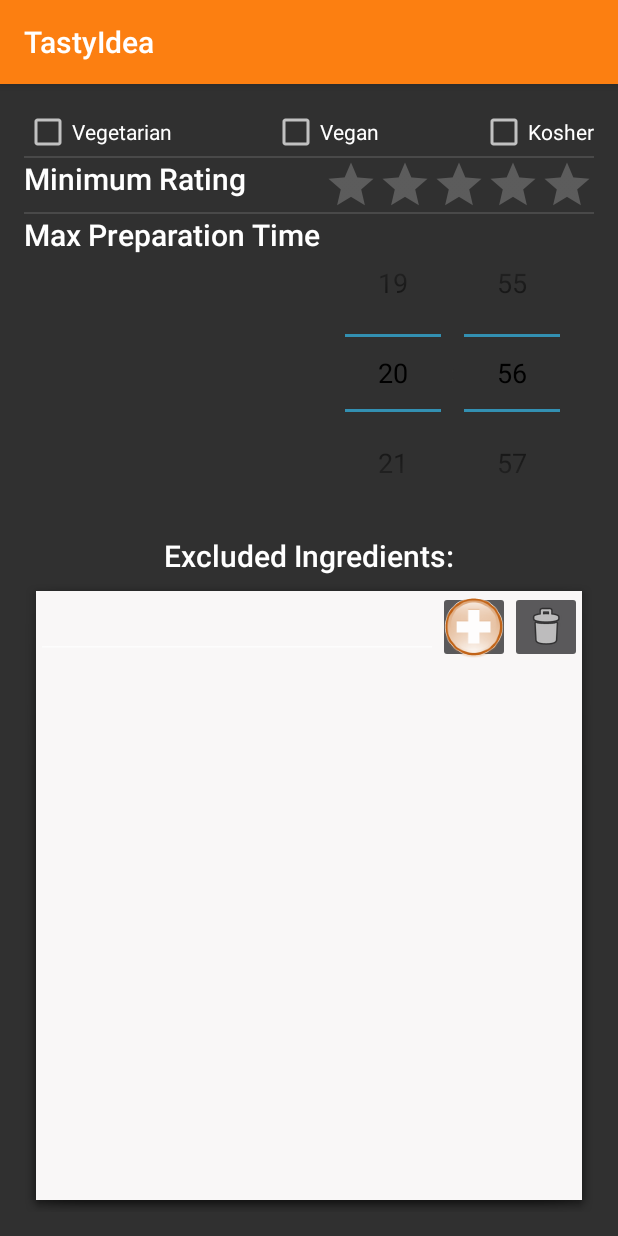
After one commit to asaelr/TastyIdea, an Android app: the fragment AdvancedSearchFragment shown on its own in the app's theme, on a phone screen of 412 x 824 dp. The commit adds this screen. Run offline under Robolectric (Android 15) with nearby library versions, the phone set to English and light mode, and no system bars; plain views replace IngredientList.

Commit message:
ui improvements

```diff
--- a/app/src/main/AndroidManifest.xml
+++ b/app/src/main/AndroidManifest.xml
@@ -13,7 +13,7 @@
         <activity android:name=".MainActivity"/>
 
 
-        <activity android:name=".SearchActivity">
+        <activity android:name=".SearchActivity" android:windowSoftInputMode="adjustNothing">
             <!--android:theme="@style/splashScreenTheme"-->
         <intent-filter>
             <action android:name="android.intent.action.MAIN" />
@@ -21,8 +21,8 @@
             <category android:name="android.intent.category.LAUNCHER" />
         </intent-filter>
         </activity>
-        <activity android:name=".SettingsActivity"/>
-        <activity android:name=".AddRecepieActivity"/>
+        <activity android:name=".SettingsActivity" android:windowSoftInputMode="adjustNothing"/>
+        <activity android:name=".AddRecepieActivity" android:windowSoftInputMode="adjustNothing"/>
         <activity android:name=".RecipesListActivity"/>
         <activity android:name=".RecipeViewActivity"/>
     </application>
--- /dev/null
+++ b/app/src/main/java/com/example/asaelr/tastyidea/AdvancedSearchFragment.java
@@ -0,0 +1,27 @@
+package com.example.asaelr.tastyidea;
+
+import android.app.Fragment;
+import android.os.Bundle;
+import android.view.LayoutInflater;
+import android.view.View;
+import android.view.ViewGroup;
+import android.widget.LinearLayout;
+import android.widget.TimePicker;
+
+/**
+ * Created by Nati on 5/19/2016.
+ */
+public class AdvancedSearchFragment extends Fragment {
+    MyTimePicker timePicker;
+    @Override
+    public View onCreateView(LayoutInflater inflater, ViewGroup container,
+                             Bundle savedInstanceState) {
+        // Inflate the layout for this fragment
+        View view = inflater.inflate(R.layout.fragment_advanced_search, container, false);
+        LinearLayout timeLayout = (LinearLayout) view.findViewById(R.id.timeLayout);
+        timePicker = new MyTimePicker(getActivity());
+        timeLayout.addView(timePicker);
+
+        return view;
+    }
+}
--- /dev/null
+++ b/app/src/main/java/com/example/asaelr/tastyidea/MyTimePicker.java
@@ -0,0 +1,16 @@
+package com.example.asaelr.tastyidea;
+
+import android.content.Context;
+import android.support.v7.view.ContextThemeWrapper;
+import android.util.AttributeSet;
+import android.widget.TimePicker;
+
+/**
+ * Created by Nati on 5/20/2016.
+ */
+public class MyTimePicker extends TimePicker {
+    public MyTimePicker(Context context) {
+        super(new ContextThemeWrapper(context, android.R.style.Theme_Holo_Light_Dialog_NoActionBar));
+        setIs24HourView(true);
+    }
+}
--- a/app/src/main/java/com/example/asaelr/tastyidea/SearchActivity.java
+++ b/app/src/main/java/com/example/asaelr/tastyidea/SearchActivity.java
@@ -1,10 +1,12 @@
 package com.example.asaelr.tastyidea;
 
-import android.content.DialogInterface;
+import android.app.Fragment;
+import android.app.FragmentManager;
 import android.content.Intent;
-import android.support.v7.app.AlertDialog;
+import android.os.Bundle;
+import android.support.v13.app.FragmentPagerAdapter;
+import android.support.v4.view.ViewPager;
 import android.support.v7.app.AppCompatActivity;
-import android.os.Bundle;
 import android.support.v7.widget.Toolbar;
 import android.util.Log;
 import android.view.Menu;
@@ -12,6 +14,7 @@ import android.view.MenuInflater;
 import android.view.MenuItem;
 import android.view.View;
 import android.widget.Spinner;
+import android.widget.Toast;
 
 import com.google.android.gms.auth.api.Auth;
 import com.google.android.gms.auth.api.signin.GoogleSignInResult;
@@ -24,12 +27,12 @@ import networking.Networking;
 
 
 public class SearchActivity extends AppCompatActivity implements ConfirmExitDialog.YesNoListener{
+//    private static final int NUM_ITEMS = SearchPagerItem.values().length;
     private static AtomicBoolean isFirstActivityCreate = new AtomicBoolean(true);
     //initialize some things in application, using context.
     //if we change our launcher activity, we shall move this function to the new one.
     private void initialize() {
         Log.d("init", "************************initialize");
-        System.out.println("************************initialize");
         IngCategory.initialize(this);
         Networking.init(getApplicationContext());
         //Networking.ping();
@@ -37,6 +40,8 @@ public class SearchActivity extends AppCompatActivity implements ConfirmExitDial
         //Login.init(this);
     }
     private TastyDrawerLayout drawer;
+//    private SearchPagerAdapter mAdapter;
+//    private ViewPager mPager;
     @Override
     protected void onCreate(Bundle savedInstanceState) {
         if(isFirstActivityCreate.getAndSet(false)) initialize();
@@ -47,6 +52,10 @@ public class SearchActivity extends AppCompatActivity implements ConfirmExitDial
         Toolbar toolbar = (Toolbar)findViewById(R.id.toolbar);
         setSupportActionBar(toolbar);
         getSupportActionBar().setDisplayShowTitleEnabled(false);
+
+//        mAdapter = new SearchPagerAdapter(getFragmentManager());
+//        mPager = (ViewPager)findViewById(R.id.pager);
+//        mPager.setAdapter(mAdapter);
 
         drawer = new TastyDrawerLayout(this,toolbar,new Login(this));
 
@@ -67,7 +76,16 @@ public class SearchActivity extends AppCompatActivity implements ConfirmExitDial
         //Networking.get1();
         List<Ingredient> ings;
         ings=((IngredientListFragment)getFragmentManager().findFragmentById(R.id.ingredient_list_fragment)).getList();
+//        ((SearchFragment)mAdapter.getItem(SearchPagerItem.GENERAL.ordinal())).getChildFragmentManager().findFragmentById(R.id.ingredient_list_fragment)
         Log.i("SearchActivity","ings: "+ings);
+        if(ings.isEmpty())
+        {
+            Toast.makeText(this,
+                    getString(R.string.no_ingredients_selected_message), Toast.LENGTH_SHORT).show();
+            return;
+        }
+
+
         Intent intent = new Intent(this,RecipesListActivity.class);
         RecipesSearcher search = new RecipesSearcher();
         search.ingredients = new String[ings.size()];
@@ -133,4 +151,54 @@ public class SearchActivity extends AppCompatActivity implements ConfirmExitDial
     public void onNo() {
         //do nothing
     }
+
+//    public class SearchPagerAdapter extends FragmentPagerAdapter {
+//        public SearchPagerAdapter(FragmentManager fm) {
+//            super(fm);
+//        }
+//
+//        @Override
+//        public int getCount() {
+//            return NUM_ITEMS;
+//        }
+//
+//        @Override
+//        public Fragment getItem(int position) {
+//            return SearchPagerItem.values()[position].newFragInstance();
+//        }
+//
+//        @Override
+//        public CharSequence getPageTitle(int position) {
+//            return getApplicationContext().getString(SearchPagerItem.values()[position].getPageTitle());
+//        }
+//    }
+//
+//    private enum SearchPagerItem
+//    {
+//        GENERAL {
+//            @Override
+//            public Fragment newFragInstance() {
+//                return new SearchFragment();
+//            }
+//
+//            @Override
+//            public int getPageTitle() {
+//                return R.string.general;
+//            }
+//        },
+//        ADVANCED_SETTINGS {
+//            @Override
+//            public Fragment newFragInstance() {
+//                return new AdvancedSearchFragment();
+//            }
+//
+//            @Override
+//            public int getPageTitle() {
+//                return R.string.advanced_settings;
+//            }
+//        };
+//
+//        public abstract Fragment newFragInstance();
+//        public abstract int getPageTitle();
+//    }
 }
--- a/app/src/main/java/com/example/asaelr/tastyidea/SearchFragment.java
+++ b/app/src/main/java/com/example/asaelr/tastyidea/SearchFragment.java
@@ -6,6 +6,8 @@ import android.support.v4.app.Fragment;
 import android.view.LayoutInflater;
 import android.view.View;
 import android.view.ViewGroup;
+
+import java.util.List;
 
 
 /**
@@ -109,6 +111,7 @@ public class SearchFragment extends Fragment {
             mListener.onFragmentInteraction(uri);
         }
     }
+
 /*
     @Override
     public void onAttach(Context context) {
--- a/app/src/main/java/com/example/asaelr/tastyidea/SettingsActivity.java
+++ b/app/src/main/java/com/example/asaelr/tastyidea/SettingsActivity.java
@@ -13,7 +13,7 @@ import com.google.android.gms.auth.api.signin.GoogleSignInResult;
 
 import networking.Login;
 
-public class SettingsActivity extends AppCompatActivity {
+public class SettingsActivity extends AppCompatActivity  {
     private boolean isFromNavDrawer = false;
     private TastyDrawerLayout drawer;
     @Override
--- a/app/src/main/res/layout/fragment_add_recipe_atrr.xml
+++ b/app/src/main/res/layout/fragment_add_recipe_atrr.xml
@@ -4,10 +4,12 @@
     tools:showIn="@layout/activity_add_recepie"
     android:orientation="vertical"
     android:layout_height="match_parent"
-    android:layout_width="match_parent">
+    android:layout_width="match_parent"
+    android:background="@android:drawable/dialog_holo_light_frame">
 <ScrollView
     android:layout_width="match_parent"
     android:layout_height="match_parent"
+    android:padding="5dp"
     >
     <LinearLayout
         android:layout_width="match_parent"
--- a/app/src/main/res/layout/fragment_add_recipe_directions.xml
+++ b/app/src/main/res/layout/fragment_add_recipe_directions.xml
@@ -4,15 +4,8 @@
     tools:showIn="@layout/activity_add_recepie"
     android:orientation="vertical"
     android:layout_height="match_parent"
-    android:layout_width="match_parent">
-
-    <ListView
-        android:id="@+id/list"
-        android:clickable="false"
-        android:layout_width="match_parent"
-        android:layout_height="0dp"
-        android:layout_weight="1"
-        android:background="@color/listBackground" />
+    android:layout_width="match_parent"
+    android:background="@android:drawable/dialog_holo_light_frame">
 
     <LinearLayout
         android:layout_width="match_parent"
@@ -40,4 +33,12 @@
             android:src="@mipmap/ic_add_ingredient"
             android:layout_gravity="right" />
     </LinearLayout>
+    <ListView
+        android:id="@+id/list"
+        android:clickable="false"
+        android:layout_width="match_parent"
+        android:layout_height="0dp"
+        android:layout_weight="1"
+        android:background="@color/listBackground" />
+
 </LinearLayout>
--- /dev/null
+++ b/app/src/main/res/layout/fragment_advanced_search.xml
@@ -0,0 +1,86 @@
+<?xml version="1.0" encoding="utf-8"?>
+<LinearLayout xmlns:android="http://schemas.android.com/apk/res/android"
+    android:orientation="vertical" android:layout_width="match_parent"
+    android:layout_height="match_parent" android:padding="@dimen/activity_horizontal_margin">
+
+    <LinearLayout
+        android:layout_width="match_parent"
+        android:layout_height="wrap_content"
+        android:orientation="vertical">
+        <LinearLayout
+            android:layout_width="match_parent"
+            android:layout_height="wrap_content"
+            android:orientation="horizontal"
+            android:gravity="center_horizontal">
+
+            <android.support.v7.widget.AppCompatCheckBox
+                android:id="@+id/vegetarian_checkbox"
+                android:layout_width="wrap_content"
+                android:layout_height="wrap_content"
+                android:text="@string/vegetarian" />
+            <android.support.v4.widget.Space
+                android:layout_width="0dp"
+                android:layout_height="wrap_content"
+                android:layout_weight="1"/>
+            <android.support.v7.widget.AppCompatCheckBox
+                android:id="@+id/vegan_checkbox"
+                android:layout_width="wrap_content"
+                android:layout_height="wrap_content"
+                android:text="@string/vegan" />
+            <android.support.v4.widget.Space
+                android:layout_width="0dp"
+                android:layout_height="wrap_content"
+                android:layout_weight="1"/>
+            <android.support.v7.widget.AppCompatCheckBox
+                android:id="@+id/kosher_checkbox"
+                android:layout_width="wrap_content"
+                android:layout_height="wrap_content"
+                android:text="@string/kosher" />
+
+        </LinearLayout>
+
+        <View style="@style/Divider"/>
+
+        <include layout="@layout/minimum_rating_pref"
+            android:layout_width="match_parent"
+            android:layout_height="wrap_content"
+            android:layout_gravity="center_horizontal"
+            android:gravity="center_horizontal"
+            android:id="@+id/min_rate"/>
+
+        <View style="@style/Divider"/>
+        <LinearLayout
+            android:layout_width="match_parent"
+            android:layout_height="wrap_content"
+            android:orientation="horizontal"
+            android:id="@+id/timeLayout">
+            <TextView
+                android:layout_width="wrap_content"
+                android:layout_height="wrap_content"
+                style="@android:style/TextAppearance.DeviceDefault.DialogWindowTitle"
+                android:text="@string/pref_max_time_title"/>
+            <!--<TimePicker-->
+                <!--android:layout_width="wrap_content"-->
+                <!--android:layout_height="wrap_content"-->
+                <!--android:id="@+id/maxTime"/>-->
+        </LinearLayout>
+
+    </LinearLayout>
+
+    <TextView
+        android:layout_width="match_parent"
+        android:layout_height="wrap_content"
+        android:gravity="center"
+        android:padding="2dp"
+        android:text="@string/excluded_ingredients"
+        style="@android:style/TextAppearance.DeviceDefault.DialogWindowTitle"/>
+    <fragment
+        android:layout_width="match_parent"
+        android:layout_height="0dp"
+        android:layout_weight="1"
+        android:name="com.example.asaelr.tastyidea.IngredientListFragment"
+        android:id="@+id/ingredient_list_fragment"
+        android:background="@color/listBackground"/>
+
+
+</LinearLayout>
--- a/app/src/main/res/layout/fragment_recipe_view.xml
+++ b/app/src/main/res/layout/fragment_recipe_view.xml
@@ -7,15 +7,17 @@
     <ScrollView
         android:id="@+id/mainView"
         android:layout_width="wrap_content"
-        android:layout_height="wrap_content">
+        android:layout_height="wrap_content"
+        android:background="@android:drawable/dialog_holo_light_frame">
+        <!--android:background="@android:drawable/dialog_holo_light_frame" - simulates elevation-->
         <LinearLayout xmlns:android="http://schemas.android.com/apk/res/android"
         xmlns:tools="http://schemas.android.com/tools"
         android:layout_width="match_parent"
         android:layout_height="match_parent"
-        android:padding="@dimen/activity_vertical_margin"
+        android:padding="10dp"
         android:orientation="vertical"
         >
-            <!--tools:showIn="@layout/activity_recipe_view"-->
+
             <ImageView
                 android:layout_width="@dimen/recipe_view_image_width"
                 android:layout_height="@dimen/recipe_view_image_height"
--- a/app/src/main/res/layout/ingredient_grid.xml
+++ b/app/src/main/res/layout/ingredient_grid.xml
@@ -2,7 +2,7 @@
     android:layout_width="match_parent"
     android:layout_height="match_parent"
     android:orientation="vertical"
-    android:background="@color/listBackground">
+    android:background="@android:drawable/dialog_holo_light_frame">
 
 
     <LinearLayout
--- a/app/src/main/res/layout/ingredient_list.xml
+++ b/app/src/main/res/layout/ingredient_list.xml
@@ -2,7 +2,7 @@
     android:layout_width="match_parent"
     android:layout_height="match_parent"
     android:orientation="vertical"
-    android:background="@color/listBackground">
+    android:background="@android:drawable/dialog_holo_light_frame">
 
 
     <LinearLayout
--- a/app/src/main/res/layout/minimum_rating_pref.xml
+++ b/app/src/main/res/layout/minimum_rating_pref.xml
@@ -4,8 +4,8 @@
                 android:id="@android:id/widget_frame"
                 android:layout_width="wrap_content"
                 android:layout_height="wrap_content"
-                android:orientation="vertical"
-                android:paddingLeft="@dimen/activity_horizontal_margin"
+                android:orientation="horizontal"
+
     >
 
     <TextView
@@ -14,7 +14,9 @@
         android:layout_width="wrap_content"
         android:layout_height="wrap_content"
         android:text="@string/minRatingPreferenceTitle" />
-
+    <Space
+        android:layout_width="0dp"
+        android:layout_height="wrap_content" android:layout_weight="1" />
     <android.support.v7.widget.AppCompatRatingBar
         android:id="@+id/rating_bar"
         android:layout_width="wrap_content"
@@ -28,4 +30,5 @@
 
         />
 
+
 </LinearLayout>
--- a/app/src/main/res/values/strings.xml
+++ b/app/src/main/res/values/strings.xml
@@ -131,4 +131,8 @@
     <string name="cannot_get_recipes">Cannot get recipes from server</string>
     <string name="cannot_load_recipe">cannot load recipe from server</string>
     <string name="error">Error</string>
+    <string name="no_ingredients_selected_message">No ingredients selected!</string>
+    <string name="excluded_ingredients">Excluded Ingredients:</string>
+    <string name="general">General</string>
+    <string name="advanced_settings">Advanced Settings</string>
 </resources>
--- a/app/src/main/res/values/styles.xml
+++ b/app/src/main/res/values/styles.xml
@@ -26,4 +26,10 @@
         <item name="android:windowBackground">@drawable/logo_small</item>
     </style>
 
+    <style name="Divider">
+        <item name="android:layout_width">match_parent</item>
+        <item name="android:layout_height">1dp</item>
+        <item name="android:background">?android:attr/listDivider</item>
+    </style>
+
 </resources>
```
Also changed, not shown: app/build.gradle (+4 -4 lines), app/src/main/res/layout/search_layout.xml (+13 -5 lines).
